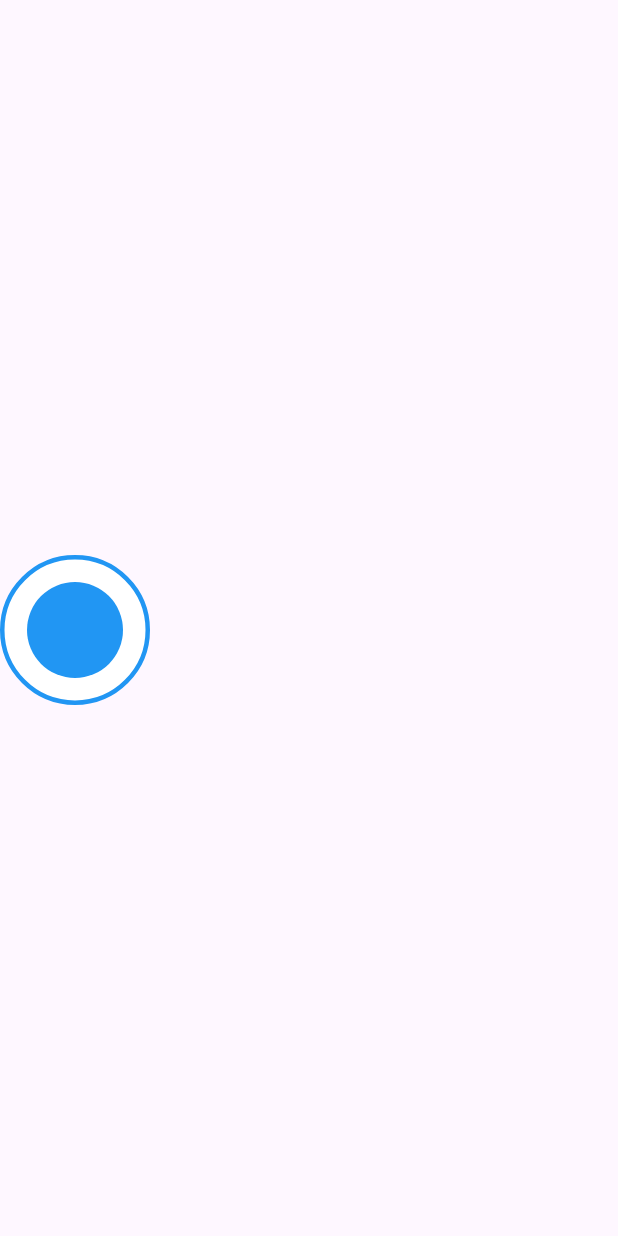
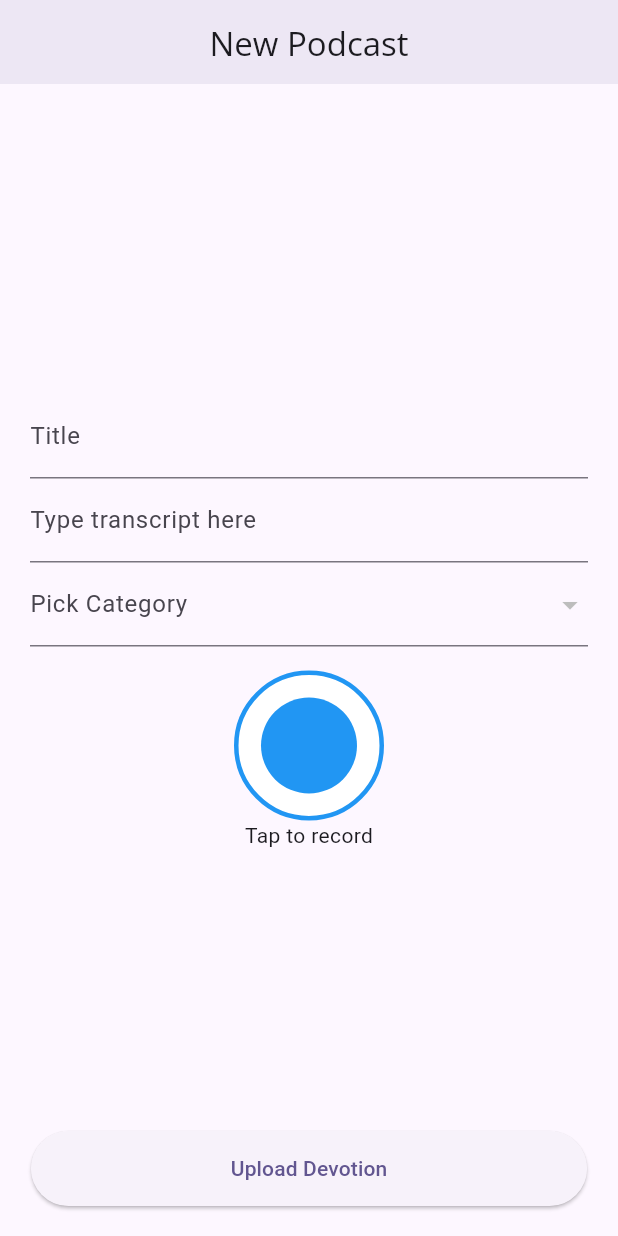
Before and after one commit to chotixity/kigundu_farewell, a Flutter app: the screen it shows after launch, on a phone screen of 412 x 824 dp. Run offline on Flutter 3.47's test engine with Material 3 defaults, Android fonts, the phone set to English and light mode, and no system bars; our stand-ins replace google_fonts, permission_handler; missing offline and left inert: record.

Commit message:
Admin page functionality for devotion details

```diff
--- a/lib/adminPage.dart
+++ b/lib/adminPage.dart
@@ -14,6 +14,9 @@ class RecordingScreen extends StatefulWidget {
 }
 
 class _RecordingScreenState extends State<RecordingScreen> {
+  final _formKey = GlobalKey<FormState>();
+  final TextEditingController _transcriptController = TextEditingController();
+  final List _recordedPodcasts = [];
   bool isRecording = false;
   late final AudioRecorder _audioRecorder;
   String? _audioPath;
@@ -67,6 +70,7 @@ class _RecordingScreenState extends State<RecordingScreen> {
       setState(() {
         _audioPath = path!;
       });
+      _recordedPodcasts.add(_audioPath);
       debugPrint('=========>>>>>> PATH: $_audioPath <<<<<<===========');
     } catch (e) {
       debugPrint('ERROR WHILE STOP RECORDING: $e');
@@ -98,16 +102,69 @@ class _RecordingScreenState extends State<RecordingScreen> {
   @override
   Widget build(BuildContext context) {
     return Scaffold(
-      body: Column(
+      appBar: AppBar(
+        elevation: 5,
+        centerTitle: true,
+        title: const Text('New Podcast'),
+      ),
+      body: Padding(
+        padding: const EdgeInsets.all(20),
+        child: Form(
+          key: _formKey,
+          child: Column(
             mainAxisAlignment: MainAxisAlignment.center,
             children: <Widget>[
+              const Spacer(),
+              TextFormField(
+                validator: (value) {
+                  if (value == null || value.isEmpty) {
+                    return 'Enter a Title';
+                  }
+                  return null;
+                },
+                decoration: const InputDecoration(label: Text("Title")),
+              ),
+              TextFormField(
+                //scrollController: ,
+                maxLines: 10,
+                minLines: 1,
+                controller: _transcriptController,
+                decoration:
+                    const InputDecoration(label: Text("Type transcript here")),
+              ),
+              DropdownButtonFormField(
+                items: const [],
+                onChanged: (value) {},
+                decoration: const InputDecoration(label: Text('Pick Category')),
+              ),
               if (isRecording) const CustomRecordingWaveWidget(),
               const SizedBox(height: 16),
+              if (_recordedPodcasts.isNotEmpty)
+                ListTile(
+                  title: Text(_recordedPodcasts.last),
+                ),
+              Align(
+                alignment: Alignment.bottomCenter,
+                child: Column(
+                  children: [
                     CustomRecordingButton(
                       isRecording: isRecording,
                       onPressed: () => _record(),
                     ),
+                    const Text('Tap to record'),
                   ],
+                ),
+              ),
+              const Spacer(),
+              ElevatedButton(
+                  style: ButtonStyle(
+                      minimumSize: WidgetStatePropertyAll<Size>(
+                          Size(MediaQuery.sizeOf(context).width * .9, 50))),
+                  onPressed: () {},
+                  child: const Text("Upload Devotion"))
+            ],
+          ),
+        ),
       ),
     );
   }
--- /dev/null
+++ b/lib/blog.dart
@@ -0,0 +1,6 @@
+class Blog {
+  final String title;
+  final String blogContent;
+
+  Blog({required this.title, required this.blogContent});
+}
--- a/lib/main.dart
+++ b/lib/main.dart
@@ -1,4 +1,6 @@
 import 'package:flutter/material.dart';
+import './util.dart';
+import './theme.dart';
 import 'adminPage.dart';
 
 void main() {
@@ -11,8 +13,13 @@ class MyApp extends StatelessWidget {
 
   @override
   Widget build(BuildContext context) {
-    return const MaterialApp(
-      home: RecordingScreen(),
+    final brightness = View.of(context).platformDispatcher.platformBrightness;
+    TextTheme textTheme = createTextTheme(context, "Roboto", "Open Sans");
+    MaterialTheme theme = MaterialTheme(textTheme);
+    return MaterialApp(
+      debugShowCheckedModeBanner: false,
+      theme: brightness == Brightness.light ? theme.light() : theme.dark(),
+      home: const RecordingScreen(),
     );
   }
 }
--- /dev/null
+++ b/lib/podcast.dart
@@ -0,0 +1,18 @@
+enum Category {
+  devotion,
+  doctrine,
+}
+
+class Podcast {
+  String title;
+  String? description;
+  String audioUrl;
+  Category category;
+
+  Podcast({
+    this.description,
+    required this.audioUrl,
+    required this.title,
+    required this.category,
+  });
+}
--- /dev/null
+++ b/lib/util.dart
@@ -0,0 +1,19 @@
+import 'package:flutter/material.dart';
+import 'package:google_fonts/google_fonts.dart';
+
+TextTheme createTextTheme(
+    BuildContext context, String bodyFontString, String displayFontString) {
+  TextTheme baseTextTheme = Theme.of(context).textTheme;
+  TextTheme bodyTextTheme = GoogleFonts.getTextTheme(bodyFontString, baseTextTheme);
+  TextTheme displayTextTheme =
+      GoogleFonts.getTextTheme(displayFontString, baseTextTheme);
+  TextTheme textTheme = displayTextTheme.copyWith(
+    bodyLarge: bodyTextTheme.bodyLarge,
+    bodyMedium: bodyTextTheme.bodyMedium,
+    bodySmall: bodyTextTheme.bodySmall,
+    labelLarge: bodyTextTheme.labelLarge,
+    labelMedium: bodyTextTheme.labelMedium,
+    labelSmall: bodyTextTheme.labelSmall,
+  );
+  return textTheme;
+}
--- a/pubspec.yaml
+++ b/pubspec.yaml
@@ -37,6 +37,8 @@ dependencies:
   permission_handler: ^11.3.1
   path_provider: ^2.1.3
   record: ^5.1.2
+  http: ^1.2.2
+  google_fonts: ^6.2.1
 
 dev_dependencies:
   flutter_test:
```
Also changed, not shown: lib/Viewer.dart (added, +24 -0 lines), lib/http_requests.dart (added, +77 -0 lines), lib/theme.dart (added, +389 -0 lines), pubspec.lock, 1 other file. Lines whose indentation alone changed are shown as unchanged.
